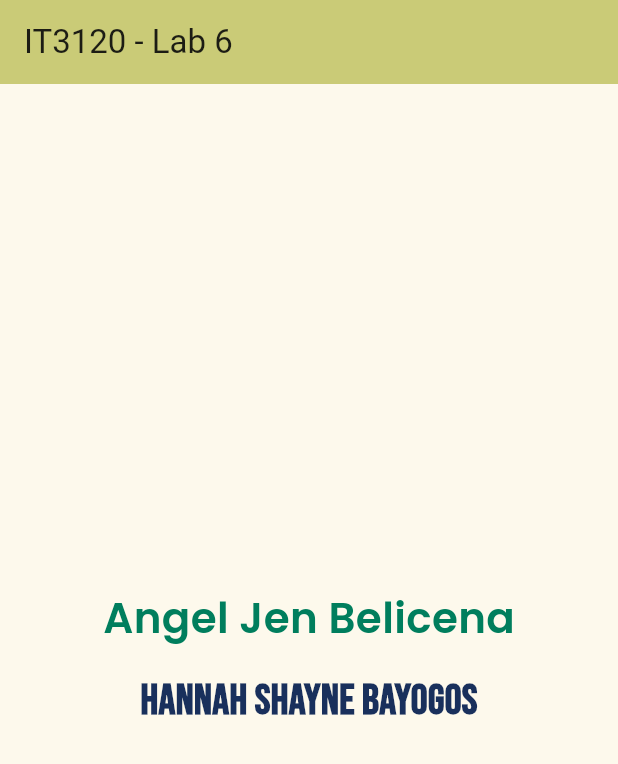
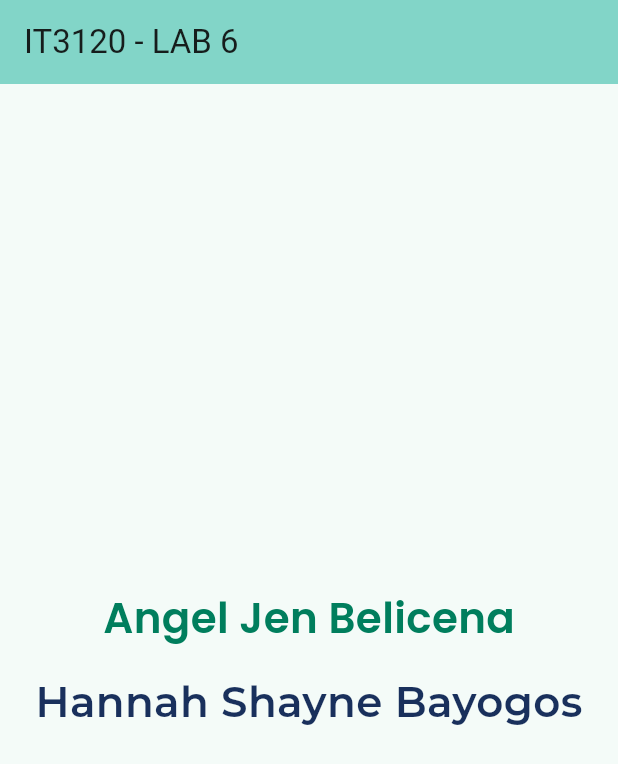
Before and after one commit to ajbelicena01/it3120-lab6, a Flutter app: the screen it shows after launch, on a phone screen of 412 x 824 dp. Shown: the top 764 px of the screen. Run offline on Flutter 3.47's test engine with Material 3 defaults, Android fonts, the phone set to English and light mode, and no system bars; our stand-ins replace google_fonts.

Commit message:
Changed BG Color. Added name. Changed font style & color.

```diff
--- a/lib/main.dart
+++ b/lib/main.dart
@@ -13,10 +13,10 @@
     return MaterialApp(
       title: 'IT3120 - LAB 6',
       theme: ThemeData(
-        colorScheme: ColorScheme.fromSeed(seedColor: const Color(0xFFDAD7CD)),
+        colorScheme: ColorScheme.fromSeed(seedColor: const Color(0xFFEAF2EF)),
         useMaterial3: true,
       ),
-      home: const MyHomePage(title: 'IT3120 - Lab 6'),
+      home: const MyHomePage(title: 'IT3120 - LAB 6'),
     );
   }
 }
@@ -53,7 +53,7 @@
             const SizedBox(height: 16),
             Text(
               'Hannah Shayne Bayogos',
-              style: GoogleFonts.bebasNeue(
+              style: GoogleFonts.Montserrat(
                 color: const Color(0xFF19305C),
                 fontSize: 28,
                 fontWeight: FontWeight.w600,
```
